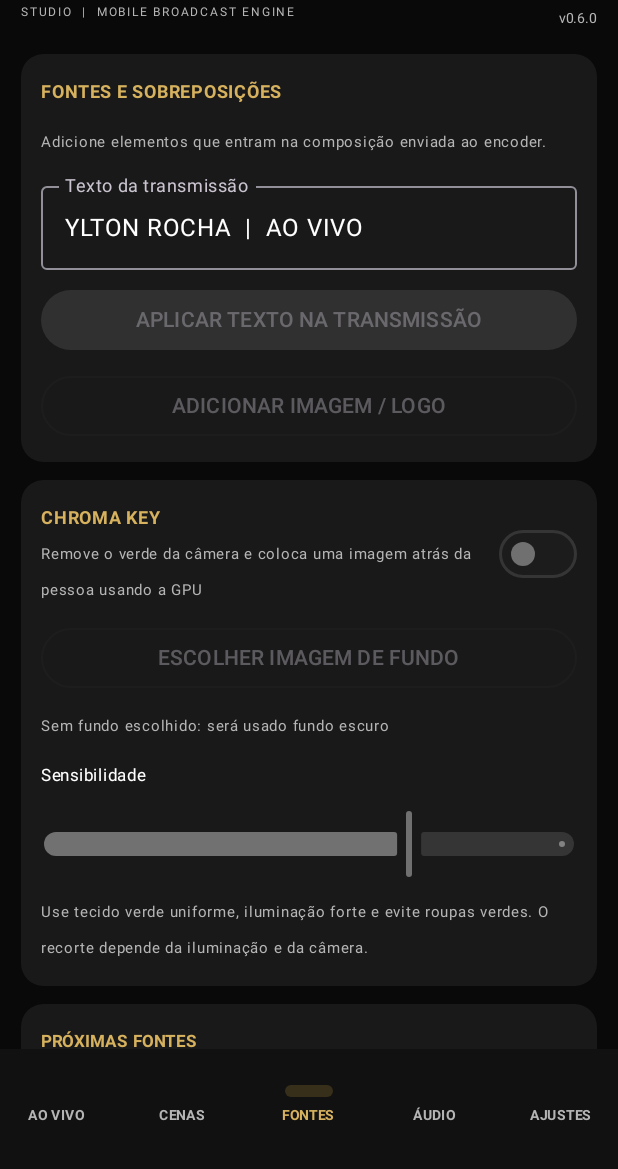
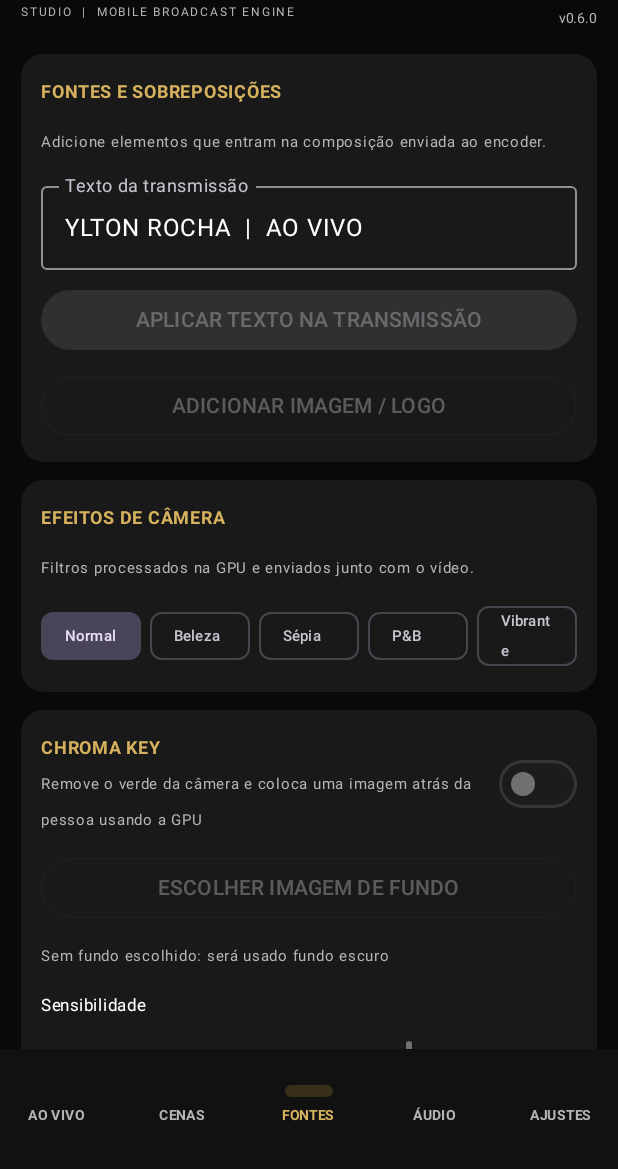
Before and after one commit to yltonrocha201436-glitc/LIVE-STUDIO, an Android app built with Jetpack Compose: the screen it shows after launch (MainActivity), item 3 of the bottom bar chosen, on a phone screen of 412 x 824 dp, the part 67-1236 px from its top. Run offline under Robolectric (Android 15) with nearby library versions, the phone set to English and light mode, and no system bars; libraries missing offline, so code that uses them is left out: com.pedro.common, com.pedro.encoder, com.pedro.library; 7 statements that could not run were skipped.

Commit message:
Expose real camera visual effects in the Sources studio panel

```diff
--- a/app/src/main/java/com/novastream/studio/MainActivity.kt
+++ b/app/src/main/java/com/novastream/studio/MainActivity.kt
@@ -91,6 +91,7 @@ private fun NovaStreamApp(activity: MainActivity) {
     var caption by remember { mutableStateOf("YLTON ROCHA  |  AO VIVO") }
     var scene by remember { mutableStateOf("Câmera") }
     var chroma by remember { mutableStateOf(false) }
+    var visualFilter by remember { mutableStateOf("Normal") }
     var sensitivity by remember { mutableFloatStateOf(0.72f) }
     var micGain by remember { mutableFloatStateOf(1f) }
     var systemGain by remember { mutableFloatStateOf(1f) }
@@ -172,7 +173,7 @@ private fun NovaStreamApp(activity: MainActivity) {
     }
 
     fun applyComposition() {
-        activity.engine?.setComposition(scene, caption, chroma, sensitivity)
+        activity.engine?.setComposition(scene, caption, chroma, sensitivity, visualFilter)
     }
 
     MaterialTheme(
@@ -265,6 +266,11 @@ private fun NovaStreamApp(activity: MainActivity) {
                         chroma = chroma,
                         onChromaChange = {
                             chroma = it
+                            applyComposition()
+                        },
+                        visualFilter = visualFilter,
+                        onVisualFilterChange = {
+                            visualFilter = it
                             applyComposition()
                         },
                         sensitivity = sensitivity,
@@ -517,6 +523,8 @@ private fun SourcesPage(
     chromaBackgroundLoaded: Boolean,
     chroma: Boolean,
     onChromaChange: (Boolean) -> Unit,
+    visualFilter: String,
+    onVisualFilterChange: (String) -> Unit,
     sensitivity: Float,
     onSensitivityChange: (Float) -> Unit,
     engineReady: Boolean
@@ -535,6 +543,20 @@ private fun SourcesPage(
         }
         OutlinedButton(onClick = onPickImage, enabled = engineReady, modifier = Modifier.fillMaxWidth()) {
             Text(if (imageLoaded) "TROCAR IMAGEM / LOGO" else "ADICIONAR IMAGEM / LOGO")
+        }
+    }
+    StudioCard {
+        Text("EFEITOS DE CÂMERA", color = Gold, fontSize = 12.sp, fontWeight = FontWeight.Bold)
+        Text("Filtros processados na GPU e enviados junto com o vídeo.", color = Muted, fontSize = 10.sp)
+        Row(horizontalArrangement = Arrangement.spacedBy(6.dp), modifier = Modifier.fillMaxWidth()) {
+            listOf("Normal", "Beleza", "Sépia", "P&B", "Vibrante").forEach { item ->
+                FilterChip(
+                    selected = visualFilter == item,
+                    onClick = { onVisualFilterChange(item) },
+                    label = { Text(item, fontSize = 10.sp) },
+                    modifier = Modifier.weight(1f)
+                )
+            }
         }
     }
     StudioCard {
```
